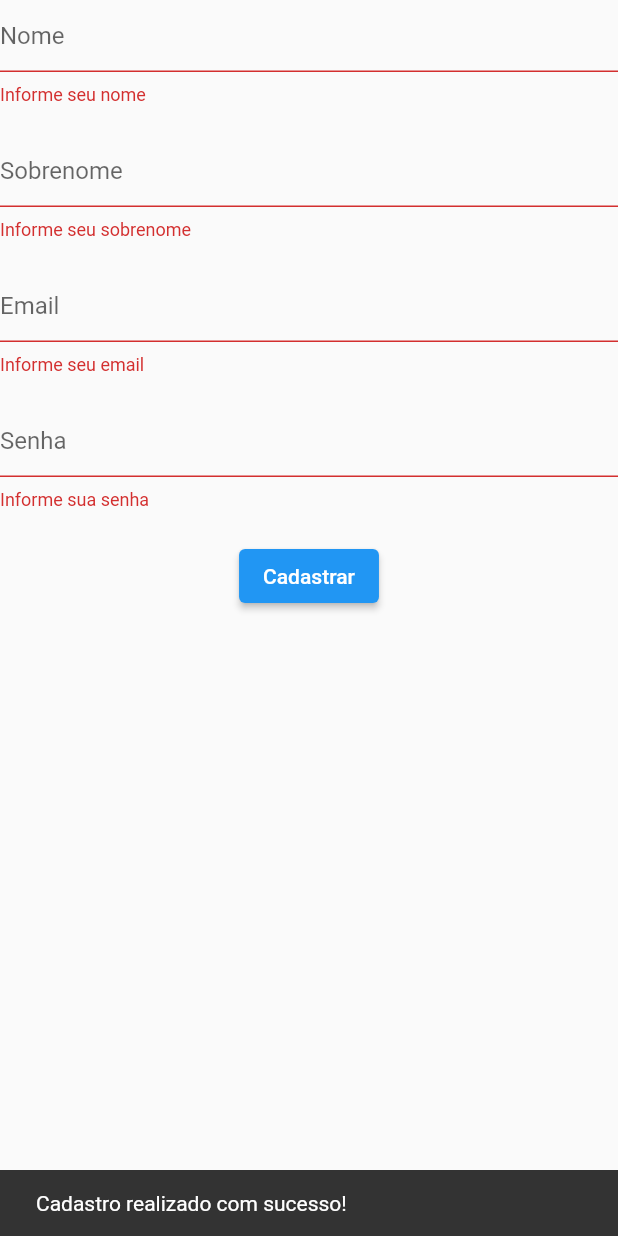
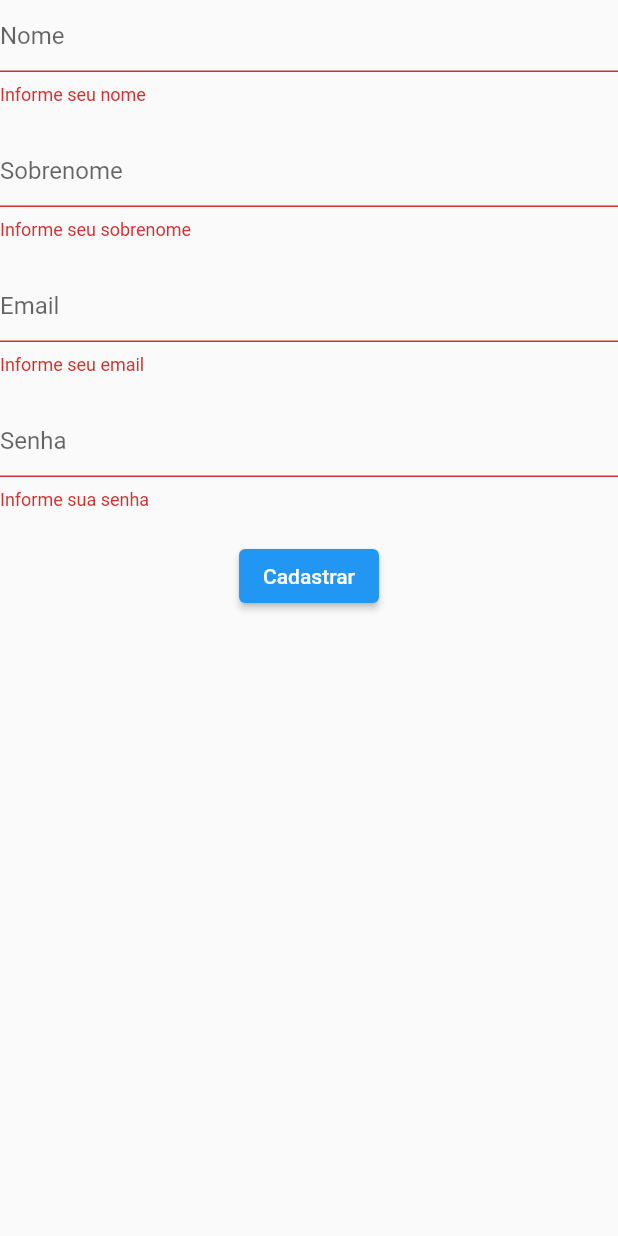
Before and after one commit to ElitonRoberto/atividade4, a Flutter app: the FormCadastro widget shown alone on an empty page, opened directly, after a tap on "Cadastrar", on a phone screen of 412 x 824 dp. Run offline on Flutter 3.47's test engine with Material 2 defaults, Android fonts, the phone set to English and light mode, and no system bars.

Commit message:
first commit

```diff
--- a/lib/main.dart
+++ b/lib/main.dart
@@ -14,7 +14,7 @@ class MeuApp extends StatelessWidget {
     return MaterialApp(
       routes: {
         '/login': (context) => const PageLogin(),
-        '/cadastro': (context) => const PageCadastro(),
+        '/cadastro': (context) => const PageCadastro()
       },
       initialRoute: '/login',
     );
--- a/lib/src/cadastro.dart
+++ b/lib/src/cadastro.dart
@@ -5,8 +5,7 @@ class PageCadastro extends StatelessWidget {
 
   @override
   Widget build(BuildContext context) {
-    return MaterialApp(
-      home: Scaffold(
+    return Scaffold(
       appBar: AppBar(
         title: const Text("Cadastro"),
         centerTitle: true,
@@ -15,7 +14,6 @@ class PageCadastro extends StatelessWidget {
         children: [
           FormCadastro(), //precisa da estrutura body para ser chamado
         ],
-        ),
       ),
     );
   }
@@ -98,9 +96,11 @@ class _FormCadastro extends State<FormCadastro> {
           ElevatedButton(
             onPressed: () {
               if (_formkey.currentState!.validate()) {}
-              setState(() {});
-                      const snackBar =  SnackBar(content: Text('Cadastro realizado com sucesso!'));
-                     ScaffoldMessenger.of(context).showSnackBar(snackBar);
+              /*setState(() {});
+              const snackBar =
+                  SnackBar(content: Text('Cadastro realizado com sucesso!'));
+              ScaffoldMessenger.of(context).showSnackBar(snackBar);*/
+              //Navigator.pushNamed(context, "/login");
             },
             child: const Text('Cadastrar'),
           ),
--- a/pubspec.yaml
+++ b/pubspec.yaml
@@ -19,7 +19,7 @@ publish_to: 'none' # Remove this line if you wish to publish to pub.dev
 version: 1.0.0+1
 
 environment:
-  sdk: '>=3.0.1-55.0.dev <4.0.0'
+  sdk: '>=3.1.0-11.0.dev <4.0.0'
 
 # Dependencies specify other packages that your package needs in order to work.
 # To automatically upgrade your package dependencies to the latest versions
```
Also changed, not shown: lib/src/login.dart (+11 -17 lines), pubspec.lock. Lines whose indentation alone changed are shown as unchanged.
